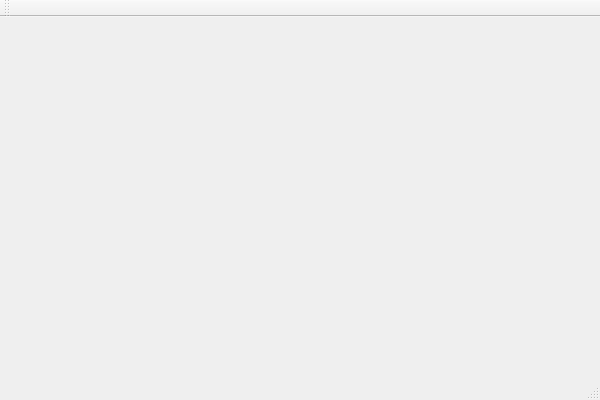
This is Handbrake/Handbrake.ui in kgmonteith/BonusFFB as Qt 5 draws it before an edit. The edited form follows.
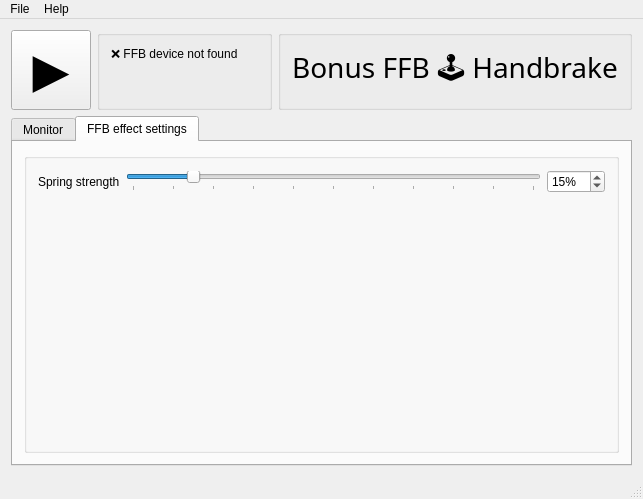
This is the edited form.

```diff
--- a/Handbrake/Handbrake.ui
+++ b/Handbrake/Handbrake.ui
@@ -6,31 +6,249 @@
    <rect>
     <x>0</x>
     <y>0</y>
-    <width>600</width>
-    <height>400</height>
+    <width>643</width>
+    <height>499</height>
    </rect>
   </property>
   <property name="windowTitle">
    <string>Bonus FFB Handbrake</string>
   </property>
-  <widget class="QWidget" name="centralWidget"/>
+  <widget class="QWidget" name="centralWidget">
+   <layout class="QGridLayout" name="gridLayout">
+    <item row="0" column="0">
+     <widget class="QPushButton" name="toggleGameLoopButton">
+      <property name="minimumSize">
+       <size>
+        <width>0</width>
+        <height>80</height>
+       </size>
+      </property>
+      <property name="maximumSize">
+       <size>
+        <width>80</width>
+        <height>16777215</height>
+       </size>
+      </property>
+      <property name="baseSize">
+       <size>
+        <width>0</width>
+        <height>0</height>
+       </size>
+      </property>
+      <property name="font">
+       <font>
+        <pointsize>36</pointsize>
+       </font>
+      </property>
+      <property name="text">
+       <string>▶️</string>
+      </property>
+      <property name="checkable">
+       <bool>true</bool>
+      </property>
+     </widget>
+    </item>
+    <item row="0" column="1">
+     <widget class="QGroupBox" name="groupBox">
+      <property name="enabled">
+       <bool>true</bool>
+      </property>
+      <property name="title">
+       <string/>
+      </property>
+      <property name="alignment">
+       <set>Qt::AlignmentFlag::AlignLeading|Qt::AlignmentFlag::AlignLeft|Qt::AlignmentFlag::AlignTop</set>
+      </property>
+      <layout class="QVBoxLayout" name="verticalLayout">
+       <item>
+        <widget class="QLabel" name="ffbDeviceFoundLabel">
+         <property name="text">
+          <string>❌ FFB device not found</string>
+         </property>
+         <property name="alignment">
+          <set>Qt::AlignmentFlag::AlignLeading|Qt::AlignmentFlag::AlignLeft|Qt::AlignmentFlag::AlignTop</set>
+         </property>
+        </widget>
+       </item>
+      </layout>
+     </widget>
+    </item>
+    <item row="0" column="2">
+     <widget class="QGroupBox" name="groupBox_5">
+      <property name="title">
+       <string/>
+      </property>
+      <layout class="QVBoxLayout" name="verticalLayout_2">
+       <item>
+        <widget class="QLabel" name="label_5">
+         <property name="font">
+          <font>
+           <family>Bahnschrift</family>
+           <pointsize>21</pointsize>
+          </font>
+         </property>
+         <property name="text">
+          <string>Bonus FFB 🕹️ Handbrake</string>
+         </property>
+         <property name="alignment">
+          <set>Qt::AlignmentFlag::AlignCenter</set>
+         </property>
+        </widget>
+       </item>
+      </layout>
+     </widget>
+    </item>
+    <item row="1" column="0" colspan="3">
+     <widget class="QTabWidget" name="monitorTabWidget">
+      <property name="sizePolicy">
+       <sizepolicy hsizetype="Expanding" vsizetype="Expanding">
+        <horstretch>0</horstretch>
+        <verstretch>0</verstretch>
+       </sizepolicy>
+      </property>
+      <property name="font">
+       <font>
+        <family>Segoe UI</family>
+       </font>
+      </property>
+      <property name="currentIndex">
+       <number>1</number>
+      </property>
+      <widget class="QWidget" name="monitorTab">
+       <attribute name="title">
+        <string>Monitor</string>
+       </attribute>
+       <layout class="QHBoxLayout" name="horizontalLayout">
+        <item>
+         <widget class="QGroupBox" name="shifterMapGroupBox">
+          <property name="sizePolicy">
+           <sizepolicy hsizetype="Expanding" vsizetype="Preferred">
+            <horstretch>0</horstretch>
+            <verstretch>0</verstretch>
+           </sizepolicy>
+          </property>
+          <property name="title">
+           <string>Joystick map</string>
+          </property>
+          <layout class="QGridLayout" name="gridLayout_4">
+           <item row="0" column="0">
+            <widget class="QGraphicsView" name="graphicsView">
+             <property name="styleSheet">
+              <string notr="true">background: transparent</string>
+             </property>
+             <property name="frameShape">
+              <enum>QFrame::Shape::NoFrame</enum>
+             </property>
+             <property name="verticalScrollBarPolicy">
+              <enum>Qt::ScrollBarPolicy::ScrollBarAlwaysOff</enum>
+             </property>
+             <property name="horizontalScrollBarPolicy">
+              <enum>Qt::ScrollBarPolicy::ScrollBarAlwaysOff</enum>
+             </property>
+             <property name="alignment">
+              <set>Qt::AlignmentFlag::AlignLeading|Qt::AlignmentFlag::AlignLeft|Qt::AlignmentFlag::AlignTop</set>
+             </property>
+             <property name="renderHints">
+              <set>QPainter::RenderHint::Antialiasing|QPainter::RenderHint::SmoothPixmapTransform|QPainter::RenderHint::TextAntialiasing</set>
+             </property>
+            </widget>
+           </item>
+          </layout>
+         </widget>
+        </item>
+       </layout>
+      </widget>
+      <widget class="QWidget" name="tab_2">
+       <attribute name="title">
+        <string>FFB effect settings</string>
+       </attribute>
+       <layout class="QVBoxLayout" name="verticalLayout_4">
+        <item>
+         <widget class="QGroupBox" name="groupBox_3">
+          <property name="styleSheet">
+           <string notr="true"/>
+          </property>
+          <property name="title">
+           <string/>
+          </property>
+          <layout class="QFormLayout" name="formLayout_4">
+           <item row="0" column="0">
+            <layout class="QHBoxLayout" name="horizontalLayout_10">
+             <item>
+              <widget class="QLabel" name="label_10">
+               <property name="text">
+                <string>Spring strength</string>
+               </property>
+              </widget>
+             </item>
+            </layout>
+           </item>
+           <item row="0" column="1">
+            <layout class="QHBoxLayout" name="horizontalLayout_5">
+             <item>
+              <widget class="QSlider" name="springStrengthSlider">
+               <property name="maximum">
+                <number>100</number>
+               </property>
+               <property name="value">
+                <number>15</number>
+               </property>
+               <property name="orientation">
+                <enum>Qt::Orientation::Horizontal</enum>
+               </property>
+               <property name="tickPosition">
+                <enum>QSlider::TickPosition::TicksBelow</enum>
+               </property>
+               <property name="tickInterval">
+                <number>10</number>
+               </property>
+              </widget>
+             </item>
+             <item>
+              <widget class="QSpinBox" name="springStrengthSpinBox">
+               <property name="suffix">
+                <string>%</string>
+               </property>
+               <property name="maximum">
+                <number>100</number>
+               </property>
+               <property name="value">
+                <number>15</number>
+               </property>
+              </widget>
+             </item>
+            </layout>
+           </item>
+          </layout>
+         </widget>
+        </item>
+       </layout>
+      </widget>
+     </widget>
+    </item>
+   </layout>
+  </widget>
   <widget class="QMenuBar" name="menuBar">
    <property name="geometry">
     <rect>
      <x>0</x>
      <y>0</y>
-     <width>600</width>
+     <width>643</width>
      <height>21</height>
     </rect>
    </property>
-  </widget>
-  <widget class="QToolBar" name="mainToolBar">
-   <attribute name="toolBarArea">
-    <enum>TopToolBarArea</enum>
-   </attribute>
-   <attribute name="toolBarBreak">
-    <bool>false</bool>
-   </attribute>
+   <widget class="QMenu" name="menuFile">
+    <property name="title">
+     <string>File</string>
+    </property>
+   </widget>
+   <widget class="QMenu" name="menuHelp">
+    <property name="title">
+     <string>Help</string>
+    </property>
+   </widget>
+   <addaction name="menuFile"/>
+   <addaction name="menuHelp"/>
   </widget>
   <widget class="QStatusBar" name="statusBar"/>
  </widget>
```
